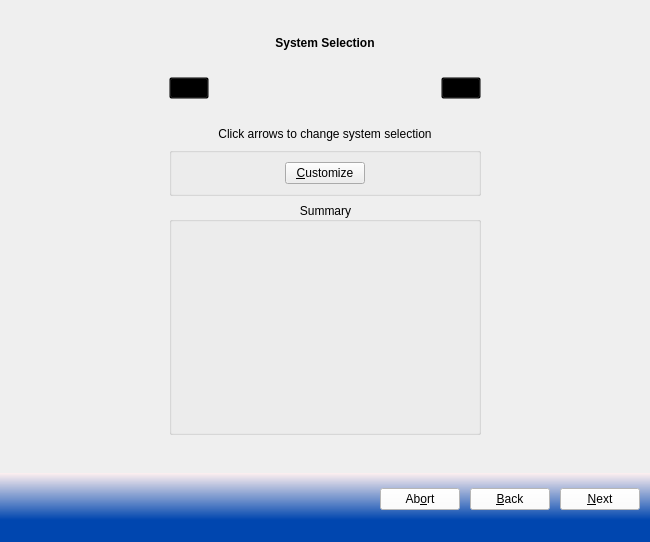
Qt form src-qt4/pc-installgui/installer.ui (trueos/pcbsd) before a commit.
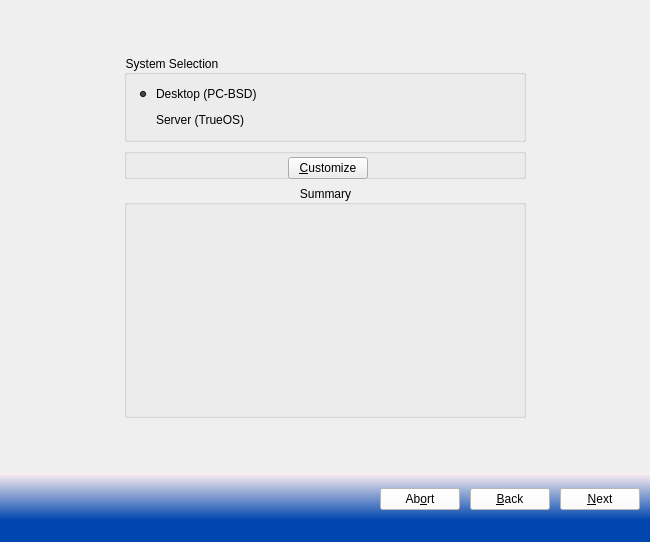
The same form after that commit. The open tabs and pages were chosen to show the change. Icons and pictures are not drawn.

Commit message:
Simplify the install wizard, give options between desktop / server, and the user can click customize if they want to delve any deeper.
Switch default boot-loader to GRUB while here

Diff of the .ui file:
```diff
--- a/src-qt4/pc-installgui/installer.ui
+++ b/src-qt4/pc-installgui/installer.ui
@@ -507,174 +507,28 @@
        </layout>
       </widget>
       <widget class="QWidget" name="page_2">
-       <layout class="QGridLayout" name="gridLayout_5">
-        <item row="5" column="1">
-         <widget class="QGroupBox" name="groupDeskSummary">
-          <property name="autoFillBackground">
-           <bool>false</bool>
-          </property>
-          <property name="styleSheet">
-           <string notr="true">background: transparent;</string>
-          </property>
-          <property name="title">
-           <string>Summary</string>
-          </property>
-          <property name="alignment">
-           <set>Qt::AlignCenter</set>
-          </property>
-          <layout class="QGridLayout" name="gridLayout_4">
-           <item row="1" column="0">
-            <widget class="QTextEdit" name="textDeskSummary">
-             <property name="autoFillBackground">
-              <bool>false</bool>
-             </property>
-             <property name="horizontalScrollBarPolicy">
-              <enum>Qt::ScrollBarAlwaysOff</enum>
-             </property>
-             <property name="readOnly">
-              <bool>true</bool>
-             </property>
-            </widget>
-           </item>
-          </layout>
-         </widget>
-        </item>
-        <item row="2" column="1">
-         <layout class="QHBoxLayout" name="horizontalLayout">
-          <item>
-           <widget class="QPushButton" name="pushDeskLeft">
-            <property name="statusTip">
-             <string>Cycle through system choices</string>
-            </property>
-            <property name="styleSheet">
-             <string notr="true">background: transparent;</string>
-            </property>
-            <property name="text">
-             <string/>
-            </property>
-            <property name="icon">
-             <iconset resource="sysinstaller.qrc">
-              <normaloff>:/PCBSD/images/previous.png</normaloff>:/PCBSD/images/previous.png</iconset>
-            </property>
-            <property name="iconSize">
-             <size>
-              <width>48</width>
-              <height>48</height>
-             </size>
-            </property>
-            <property name="flat">
-             <bool>false</bool>
-            </property>
-           </widget>
-          </item>
-          <item>
-           <widget class="QGraphicsView" name="graphicsViewOS">
-            <property name="sizePolicy">
-             <sizepolicy hsizetype="Fixed" vsizetype="Fixed">
-              <horstretch>0</horstretch>
-              <verstretch>0</verstretch>
-             </sizepolicy>
-            </property>
-            <property name="maximumSize">
-             <size>
-              <width>220</width>
-              <height>65</height>
-             </size>
-            </property>
-            <property name="styleSheet">
-             <string notr="true">background: transparent;</string>
-            </property>
-            <property name="verticalScrollBarPolicy">
-             <enum>Qt::ScrollBarAlwaysOff</enum>
-            </property>
-            <property name="horizontalScrollBarPolicy">
-             <enum>Qt::ScrollBarAlwaysOff</enum>
-            </property>
-            <property name="interactive">
-             <bool>false</bool>
-            </property>
-           </widget>
-          </item>
-          <item>
-           <widget class="QPushButton" name="pushDeskRight">
-            <property name="statusTip">
-             <string>Cycle through system choices</string>
-            </property>
-            <property name="styleSheet">
-             <string notr="true">background: transparent;</string>
-            </property>
-            <property name="text">
-             <string/>
-            </property>
-            <property name="icon">
-             <iconset resource="sysinstaller.qrc">
-              <normaloff>:/PCBSD/images/next.png</normaloff>:/PCBSD/images/next.png</iconset>
-            </property>
-            <property name="iconSize">
-             <size>
-              <width>48</width>
-              <height>48</height>
-             </size>
-            </property>
-            <property name="flat">
-             <bool>false</bool>
-            </property>
-           </widget>
-          </item>
-         </layout>
-        </item>
-        <item row="6" column="1">
-         <spacer name="verticalSpacer_3">
+       <layout class="QGridLayout" name="gridLayout_14">
+        <item row="0" column="2">
+         <spacer name="verticalSpacer_4">
           <property name="orientation">
            <enum>Qt::Vertical</enum>
           </property>
           <property name="sizeHint" stdset="0">
            <size>
-            <width>248</width>
-            <height>18</height>
+            <width>20</width>
+            <height>27</height>
            </size>
           </property>
          </spacer>
         </item>
-        <item row="1" column="1">
-         <widget class="QLabel" name="label_4">
-          <property name="sizePolicy">
-           <sizepolicy hsizetype="Preferred" vsizetype="Preferred">
-            <horstretch>0</horstretch>
-            <verstretch>0</verstretch>
-           </sizepolicy>
-          </property>
-          <property name="maximumSize">
-           <size>
-            <width>16777215</width>
-            <height>28</height>
-           </size>
-          </property>
-          <property name="font">
-           <font>
-            <weight>75</weight>
-            <bold>true</bold>
-           </font>
-          </property>
-          <property name="autoFillBackground">
-           <bool>false</bool>
-          </property>
-          <property name="styleSheet">
-           <string notr="true">background: transparent;</string>
-          </property>
-          <property name="text">
-           <string>System Selection</string>
-          </property>
-          <property name="alignment">
-           <set>Qt::AlignCenter</set>
-          </property>
-         </widget>
-        </item>
-        <item row="1" column="0" rowspan="5">
+        <item row="1" column="0" rowspan="4">
          <spacer name="horizontalSpacer_4">
           <property name="orientation">
            <enum>Qt::Horizontal</enum>
           </property>
+          <property name="sizeType">
+           <enum>QSizePolicy::Fixed</enum>
+          </property>
           <property name="sizeHint" stdset="0">
            <size>
             <width>115</width>
@@ -683,11 +537,66 @@
           </property>
          </spacer>
         </item>
-        <item row="1" column="2" rowspan="6">
+        <item row="1" column="1" colspan="2">
+         <widget class="QGroupBox" name="groupSystemSelect">
+          <property name="autoFillBackground">
+           <bool>false</bool>
+          </property>
+          <property name="styleSheet">
+           <string notr="true">background: transparent;</string>
+          </property>
+          <property name="title">
+           <string>System Selection</string>
+          </property>
+          <layout class="QGridLayout" name="gridLayout_5">
+           <item row="0" column="0">
+            <widget class="QRadioButton" name="radioDesktop">
+             <property name="text">
+              <string>Desktop (PC-BSD)</string>
+             </property>
+             <property name="icon">
+              <iconset resource="sysinstaller.qrc">
+               <normaloff>:/PCBSD/images/pbidiricon.png</normaloff>:/PCBSD/images/pbidiricon.png</iconset>
+             </property>
+             <property name="iconSize">
+              <size>
+               <width>32</width>
+               <height>32</height>
+              </size>
+             </property>
+             <property name="checked">
+              <bool>true</bool>
+             </property>
+            </widget>
+           </item>
+           <item row="1" column="0">
+            <widget class="QRadioButton" name="radioServer">
+             <property name="text">
+              <string>Server (TrueOS)</string>
+             </property>
+             <property name="icon">
+              <iconset resource="sysinstaller.qrc">
+               <normaloff>:/modules/images/pcbsd-server.png</normaloff>:/modules/images/pcbsd-server.png</iconset>
+             </property>
+             <property name="iconSize">
+              <size>
+               <width>32</width>
+               <height>32</height>
+              </size>
+             </property>
+            </widget>
+           </item>
+          </layout>
+         </widget>
+        </item>
+        <item row="1" column="3" rowspan="4">
          <spacer name="horizontalSpacer_5">
           <property name="orientation">
            <enum>Qt::Horizontal</enum>
           </property>
+          <property name="sizeType">
+           <enum>QSizePolicy::Fixed</enum>
+          </property>
           <property name="sizeHint" stdset="0">
            <size>
             <width>115</width>
@@ -696,33 +605,7 @@
           </property>
          </spacer>
         </item>
-        <item row="0" column="1">
-         <spacer name="verticalSpacer_4">
-          <property name="orientation">
-           <enum>Qt::Vertical</enum>
-          </property>
-          <property name="sizeHint" stdset="0">
-           <size>
-            <width>20</width>
-            <height>27</height>
-           </size>
-          </property>
-         </spacer>
-        </item>
-        <item row="3" column="1">
-         <widget class="QLabel" name="label_7">
-          <property name="styleSheet">
-           <string notr="true">background: transparent;</string>
-          </property>
-          <property name="text">
-           <string>Click arrows to change system selection</string>
-          </property>
-          <property name="alignment">
-           <set>Qt::AlignCenter</set>
-          </property>
-         </widget>
-        </item>
-        <item row="4" column="1">
+        <item row="2" column="1" rowspan="2" colspan="2">
          <widget class="QGroupBox" name="groupBox_4">
           <property name="styleSheet">
            <string notr="true">background: transparent;</string>
@@ -730,8 +613,10 @@
           <property name="title">
            <string/>
           </property>
-          <layout class="QGridLayout" name="gridLayout_12">
-           <item row="0" column="0">
+          <layout class="QGridLayout" name="gridLayout_12"/>
+         </widget>
+        </item>
+        <item row="3" column="2">
             <layout class="QHBoxLayout" name="horizontalLayout_3">
              <item>
               <spacer name="horizontalSpacer_6">
@@ -796,6 +681,34 @@
              </item>
             </layout>
            </item>
+        <item row="4" column="1" colspan="2">
+         <widget class="QGroupBox" name="groupDeskSummary">
+          <property name="autoFillBackground">
+           <bool>false</bool>
+          </property>
+          <property name="styleSheet">
+           <string notr="true">background: transparent;</string>
+          </property>
+          <property name="title">
+           <string>Summary</string>
+          </property>
+          <property name="alignment">
+           <set>Qt::AlignCenter</set>
+          </property>
+          <layout class="QGridLayout" name="gridLayout_4">
+           <item row="1" column="0">
+            <widget class="QTextEdit" name="textDeskSummary">
+             <property name="autoFillBackground">
+              <bool>false</bool>
+             </property>
+             <property name="horizontalScrollBarPolicy">
+              <enum>Qt::ScrollBarAlwaysOff</enum>
+             </property>
+             <property name="readOnly">
+              <bool>true</bool>
+             </property>
+            </widget>
+           </item>
           </layout>
           <zorder>pushDeskCustomize</zorder>
           <zorder>pushDeskCustomize</zorder>
@@ -803,6 +716,19 @@
           <zorder>horizontalSpacer_7</zorder>
          </widget>
         </item>
+        <item row="5" column="1" colspan="2">
+         <spacer name="verticalSpacer_3">
+          <property name="orientation">
+           <enum>Qt::Vertical</enum>
+          </property>
+          <property name="sizeHint" stdset="0">
+           <size>
+            <width>248</width>
+            <height>18</height>
+           </size>
+          </property>
+         </spacer>
+        </item>
        </layout>
       </widget>
       <widget class="QWidget" name="page_3">
```
Left out of the diff: 10 changed lines with no effect on the pictures. Lines whose indentation alone changed are shown as unchanged. The commit also changes 2 other files.
